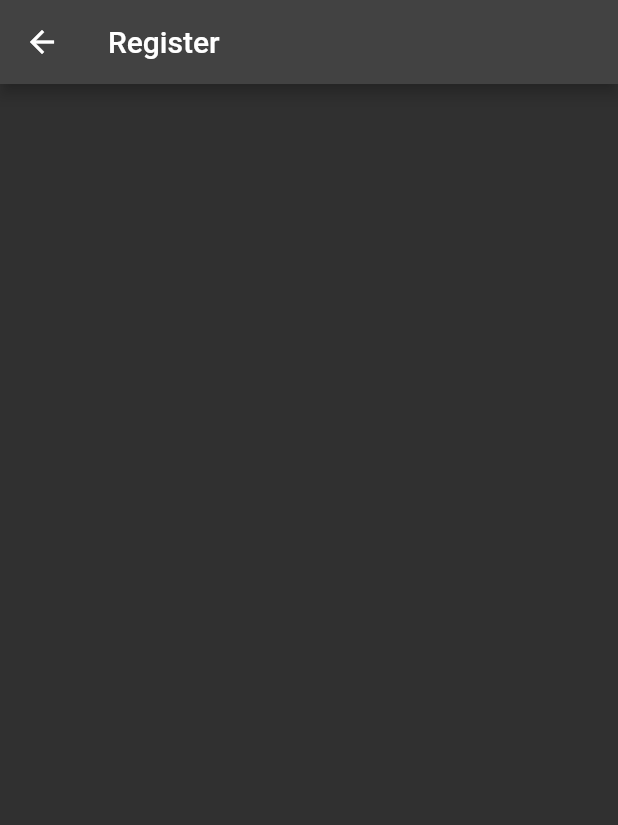
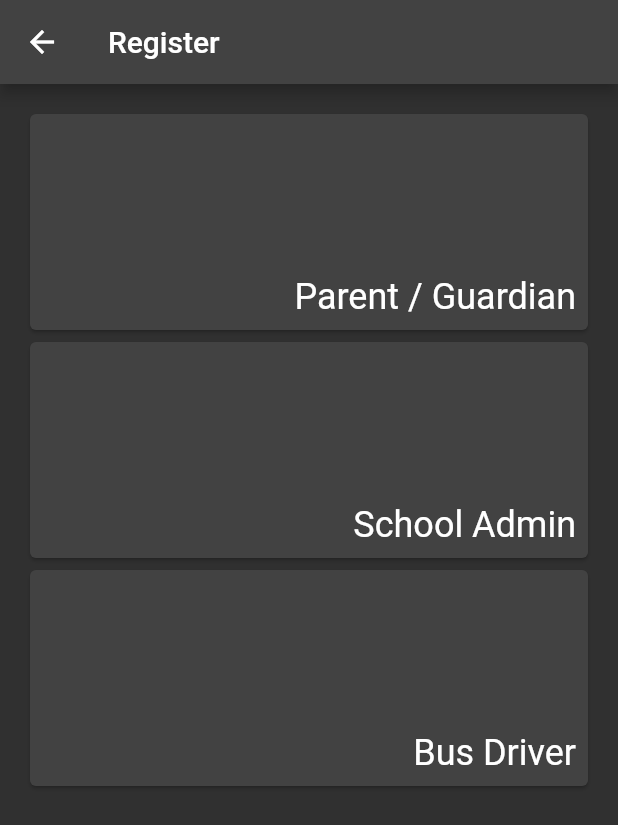
Before and after one commit to danialothman/bonjaur_demo, a Flutter app: the RegisterScreen screen opened directly, on a phone screen of 412 x 824 dp. Shown: the top 825 px of the screen. Run offline on Flutter 3.47's test engine with Material 2 defaults, Android fonts, the light colour scheme and no system bars.

Commit message:
Added registration cards for different roles

```diff
--- a/lib/src/views/register_screen.dart
+++ b/lib/src/views/register_screen.dart
@@ -20,7 +20,86 @@ class _RegisterScreenState extends State<RegisterScreen> {
           child: Padding(
             padding: const EdgeInsets.all(16),
             child: Column(
-              children: [Container()],
+              children: [
+                GestureDetector(
+                  onTap: () {
+                    debugPrint("Go to PARENT/GUARDIAN FORM");
+                  },
+                  child: Card(
+                    child: Padding(
+                      padding: const EdgeInsets.all(8.0),
+                      child: SizedBox(
+                        width: double.infinity,
+                        height: 128,
+                        child: Stack(
+                          children: [
+                            Positioned(
+                                right: 0,
+                                bottom: 0,
+                                child: Text(
+                                  "Parent / Guardian",
+                                  style:
+                                      Theme.of(context).textTheme.headlineSmall,
+                                )),
+                          ],
+                        ),
+                      ),
+                    ),
+                  ),
+                ),
+                GestureDetector(
+                  onTap: () {
+                    debugPrint("Go to SCHOOL ADMIN FORM");
+                  },
+                  child: Card(
+                    child: Padding(
+                      padding: const EdgeInsets.all(8.0),
+                      child: SizedBox(
+                        width: double.infinity,
+                        height: 128,
+                        child: Stack(
+                          children: [
+                            Positioned(
+                                right: 0,
+                                bottom: 0,
+                                child: Text(
+                                  "School Admin",
+                                  style:
+                                      Theme.of(context).textTheme.headlineSmall,
+                                )),
+                          ],
+                        ),
+                      ),
+                    ),
+                  ),
+                ),
+                GestureDetector(
+                  onTap: () {
+                    debugPrint("Go to BUS DRIVER FORM");
+                  },
+                  child: Card(
+                    child: Padding(
+                      padding: const EdgeInsets.all(8.0),
+                      child: SizedBox(
+                        width: double.infinity,
+                        height: 128,
+                        child: Stack(
+                          children: [
+                            Positioned(
+                                right: 0,
+                                bottom: 0,
+                                child: Text(
+                                  "Bus Driver",
+                                  style:
+                                      Theme.of(context).textTheme.headlineSmall,
+                                )),
+                          ],
+                        ),
+                      ),
+                    ),
+                  ),
+                ),
+              ],
             ),
           ),
         ),
```
